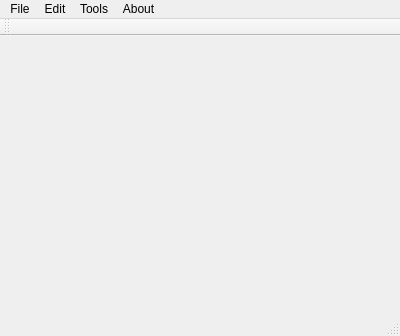
This is mainwindow.ui in Codeh4ck/QtLuaPad as Qt 5 draws it before an edit. The edited form follows.
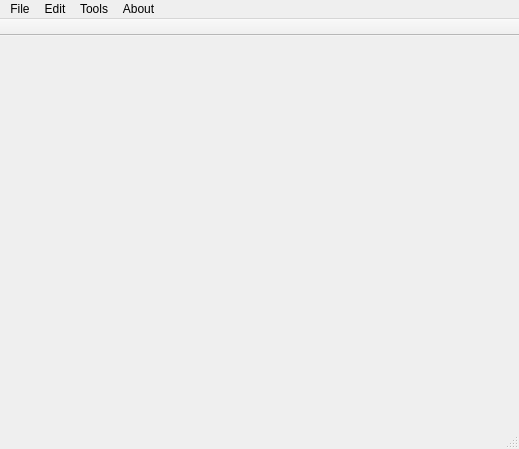
This is the edited form. Icons and pictures are not drawn.

Patch:
```diff
--- a/mainwindow.ui
+++ b/mainwindow.ui
@@ -6,8 +6,8 @@
    <rect>
     <x>0</x>
     <y>0</y>
-    <width>400</width>
-    <height>336</height>
+    <width>519</width>
+    <height>449</height>
    </rect>
   </property>
   <property name="windowTitle">
@@ -19,7 +19,7 @@
     <rect>
      <x>0</x>
      <y>0</y>
-     <width>400</width>
+     <width>519</width>
      <height>21</height>
     </rect>
    </property>
@@ -80,6 +80,12 @@
    <addaction name="menuAbout"/>
   </widget>
   <widget class="QToolBar" name="mainToolBar">
+   <property name="movable">
+    <bool>false</bool>
+   </property>
+   <property name="floatable">
+    <bool>false</bool>
+   </property>
    <attribute name="toolBarArea">
     <enum>TopToolBarArea</enum>
    </attribute>
```
Left out of the diff: 91 changed lines with no effect on the pictures.
